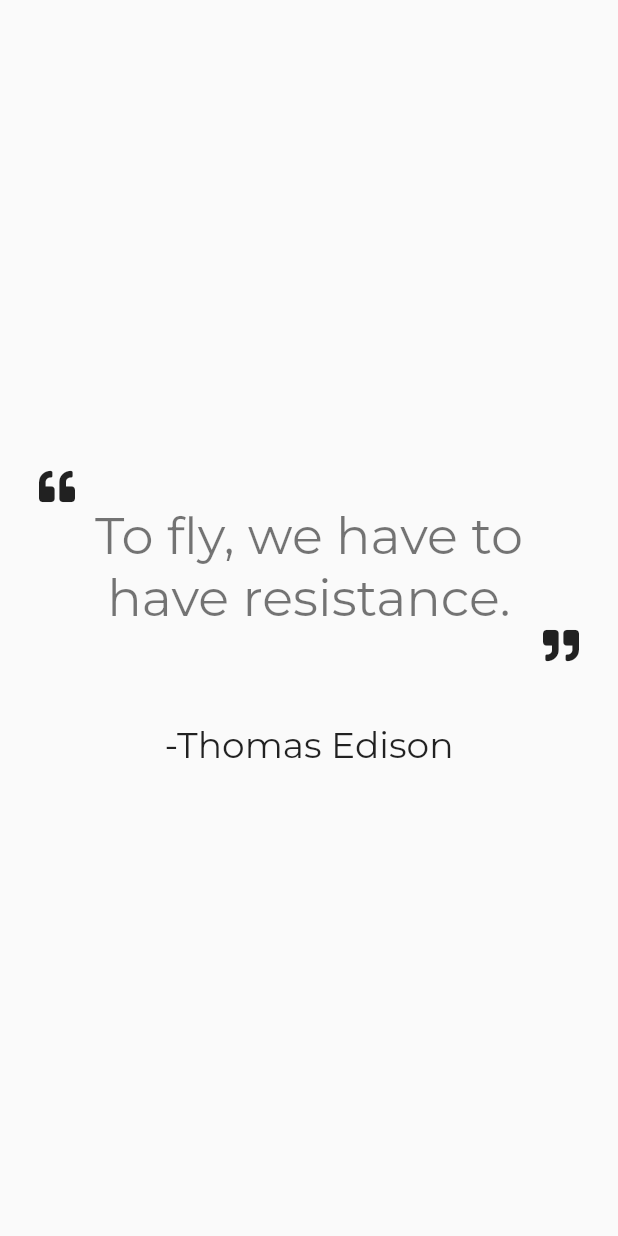
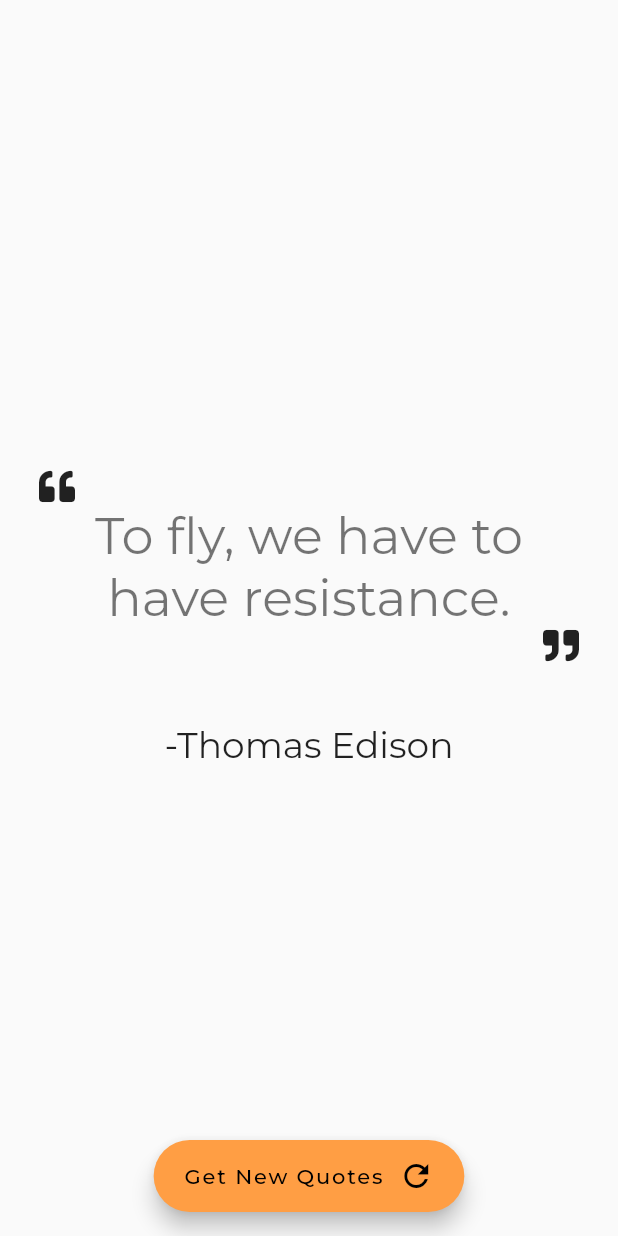
Before and after one commit to peanu77/umatter, a Flutter app: the QuotesPage screen opened directly, on a phone screen of 412 x 824 dp. Run offline on Flutter 3.47's test engine with Material 2 defaults, Android fonts, the phone set to English and light mode, and no system bars; our stand-ins replace audioplayers, cloud_firestore, firebase_auth, firebase_core, flutter_svg, font_awesome_flutter and 6 more; missing offline and left inert: flutterfire_ui; accounts and stored records are empty.

Commit message:
added refresh button

```diff
--- a/lib/views/quotes_page/quotes_page.dart
+++ b/lib/views/quotes_page/quotes_page.dart
@@ -4,6 +4,8 @@ import 'package:flutter/material.dart';
 import 'package:font_awesome_flutter/font_awesome_flutter.dart';
 
 import 'dart:math';
+
+import 'package:umatter/views/home_page/my_diary/page/constant/diary_constant.dart';
 
 class QuotesPage extends StatefulWidget {
   const QuotesPage({Key? key}) : super(key: key);
@@ -25,6 +27,7 @@ class _QuotesPageState extends State<QuotesPage> {
           /// This Method used to randomize the return data to the PageView.builder()
           randomData(jsonData);
           return PageView.builder(
+              physics: const NeverScrollableScrollPhysics(),
               itemCount: jsonData.length,
               itemBuilder: (context, index) {
                 return Column(
@@ -60,6 +63,27 @@ class _QuotesPageState extends State<QuotesPage> {
               });
         }),
       ),
+      floatingActionButton: FloatingActionButton.extended(
+        backgroundColor: kPrimaryFrmColor,
+        onPressed: () async {
+          setState(() {});
+        },
+        tooltip: "Display new quotes",
+        label: Row(children: const [
+          Text(
+            'Get New Quotes',
+            style: TextStyle(color: Colors.black),
+          ),
+          SizedBox(
+            width: 10.0,
+          ),
+          Icon(
+            Icons.refresh,
+            color: Colors.black,
+          ),
+        ]),
+      ),
+      floatingActionButtonLocation: FloatingActionButtonLocation.centerFloat,
     );
   }
 
```
